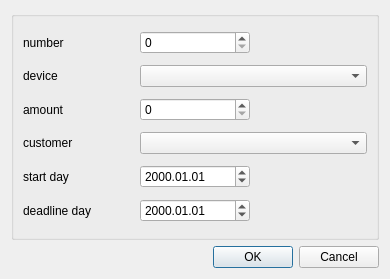
The window that allInfoNewRecordDialog.ui (TatianaLebedik/design-bureau-database-manager) describes before a commit, drawn with Qt 5.
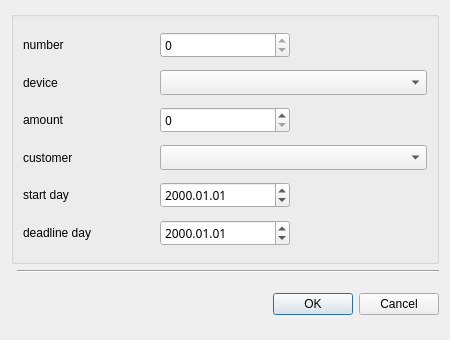
The same window after the commit. Icons and pictures are not drawn.

Diff of the .ui file:
```diff
--- a/allInfoNewRecordDialog.ui
+++ b/allInfoNewRecordDialog.ui
@@ -6,20 +6,95 @@
    <rect>
     <x>0</x>
     <y>0</y>
-    <width>390</width>
-    <height>279</height>
+    <width>450</width>
+    <height>340</height>
    </rect>
   </property>
+  <property name="minimumSize">
+   <size>
+    <width>450</width>
+    <height>340</height>
+   </size>
+  </property>
+  <property name="maximumSize">
+   <size>
+    <width>450</width>
+    <height>380</height>
+   </size>
+  </property>
   <property name="windowTitle">
-   <string>Dialog</string>
+   <string>New Contract</string>
   </property>
   <layout class="QGridLayout" name="gridLayout">
-   <item row="0" column="0">
+   <item row="3" column="1">
+    <widget class="QLabel" name="label_4">
+     <property name="minimumSize">
+      <size>
+       <width>50</width>
+       <height>50</height>
+      </size>
+     </property>
+     <property name="maximumSize">
+      <size>
+       <width>50</width>
+       <height>50</height>
+      </size>
+     </property>
+     <property name="styleSheet">
+      <string notr="true">image: url(:/rec/img/icons8-contract-50.png);</string>
+     </property>
+     <property name="text">
+      <string/>
+     </property>
+    </widget>
+   </item>
+   <item row="3" column="2">
+    <widget class="QDialogButtonBox" name="buttonBox">
+     <property name="orientation">
+      <enum>Qt::Horizontal</enum>
+     </property>
+     <property name="standardButtons">
+      <set>QDialogButtonBox::Cancel|QDialogButtonBox::Ok</set>
+     </property>
+    </widget>
+   </item>
+   <item row="1" column="0" colspan="3">
     <widget class="QGroupBox" name="contract_record_groupBox">
      <property name="title">
       <string/>
      </property>
      <layout class="QGridLayout" name="gridLayout_2">
+      <item row="0" column="2">
+       <widget class="QSpinBox" name="contracts_number_spinBox">
+        <property name="font">
+         <font>
+          <family>Tibetan Machine Uni</family>
+         </font>
+        </property>
+        <property name="readOnly">
+         <bool>true</bool>
+        </property>
+        <property name="maximum">
+         <number>1000000</number>
+        </property>
+       </widget>
+      </item>
+      <item row="5" column="0">
+       <widget class="QLabel" name="label_6">
+        <property name="text">
+         <string>start day</string>
+        </property>
+       </widget>
+      </item>
+      <item row="1" column="2" colspan="2">
+       <widget class="QComboBox" name="device_name_comboBox">
+        <property name="font">
+         <font>
+          <family>Tibetan Machine Uni</family>
+         </font>
+        </property>
+       </widget>
+      </item>
       <item row="3" column="0">
        <widget class="QLabel" name="label_5">
         <property name="text">
@@ -27,10 +102,15 @@
         </property>
        </widget>
       </item>
-      <item row="2" column="0">
-       <widget class="QLabel" name="label_3">
-        <property name="text">
-         <string>amount</string>
+      <item row="5" column="2">
+       <widget class="QDateEdit" name="date_of_the_agreement_dateEdit">
+        <property name="font">
+         <font>
+          <family>Tibetan Machine Uni</family>
+         </font>
+        </property>
+        <property name="displayFormat">
+         <string>yyyy.MM.dd</string>
         </property>
        </widget>
       </item>
@@ -41,11 +121,28 @@
         </property>
        </widget>
       </item>
+      <item row="6" column="0">
+       <widget class="QLabel" name="label_7">
+        <property name="text">
+         <string>deadline day</string>
+        </property>
+       </widget>
+      </item>
+      <item row="2" column="0">
+       <widget class="QLabel" name="label_3">
+        <property name="text">
+         <string>amount</string>
+        </property>
+       </widget>
+      </item>
       <item row="3" column="2" colspan="2">
-       <widget class="QComboBox" name="customer_head_name_comboBox"/>
-      </item>
-      <item row="1" column="2" colspan="2">
-       <widget class="QComboBox" name="device_name_comboBox"/>
+       <widget class="QComboBox" name="customer_head_name_comboBox">
+        <property name="font">
+         <font>
+          <family>Tibetan Machine Uni</family>
+         </font>
+        </property>
+       </widget>
       </item>
       <item row="1" column="0">
        <widget class="QLabel" name="label_2">
@@ -54,62 +151,41 @@
         </property>
        </widget>
       </item>
-      <item row="5" column="0">
-       <widget class="QLabel" name="label_6">
-        <property name="text">
-         <string>start day</string>
+      <item row="6" column="2">
+       <widget class="QDateEdit" name="deadline_dateEdit">
+        <property name="font">
+         <font>
+          <family>Tibetan Machine Uni</family>
+         </font>
         </property>
-       </widget>
-      </item>
-      <item row="6" column="0">
-       <widget class="QLabel" name="label_7">
-        <property name="text">
-         <string>deadline day</string>
-        </property>
-       </widget>
-      </item>
-      <item row="0" column="2">
-       <widget class="QSpinBox" name="contracts_number_spinBox">
-        <property name="readOnly">
-         <bool>false</bool>
-        </property>
-        <property name="maximum">
-         <number>1000000</number>
+        <property name="displayFormat">
+         <string>yyyy.MM.dd</string>
         </property>
        </widget>
       </item>
       <item row="2" column="2">
        <widget class="QSpinBox" name="device_amount_spinBox">
+        <property name="font">
+         <font>
+          <family>Tibetan Machine Uni</family>
+         </font>
+        </property>
         <property name="maximum">
          <number>1000</number>
         </property>
        </widget>
       </item>
-      <item row="5" column="2">
-       <widget class="QDateEdit" name="date_of_the_agreement_dateEdit">
-        <property name="displayFormat">
-         <string>yyyy.MM.dd</string>
-        </property>
-       </widget>
-      </item>
-      <item row="6" column="2">
-       <widget class="QDateEdit" name="deadline_dateEdit">
-        <property name="displayFormat">
-         <string>yyyy.MM.dd</string>
-        </property>
-       </widget>
-      </item>
      </layout>
     </widget>
    </item>
-   <item row="1" column="0">
-    <widget class="QDialogButtonBox" name="buttonBox">
+   <item row="2" column="1" colspan="2">
+    <widget class="Line" name="line">
+     <property name="styleSheet">
+      <string notr="true"/>
+     </property>
      <property name="orientation">
       <enum>Qt::Horizontal</enum>
      </property>
-     <property name="standardButtons">
-      <set>QDialogButtonBox::Cancel|QDialogButtonBox::Ok</set>
-     </property>
     </widget>
    </item>
   </layout>
```
